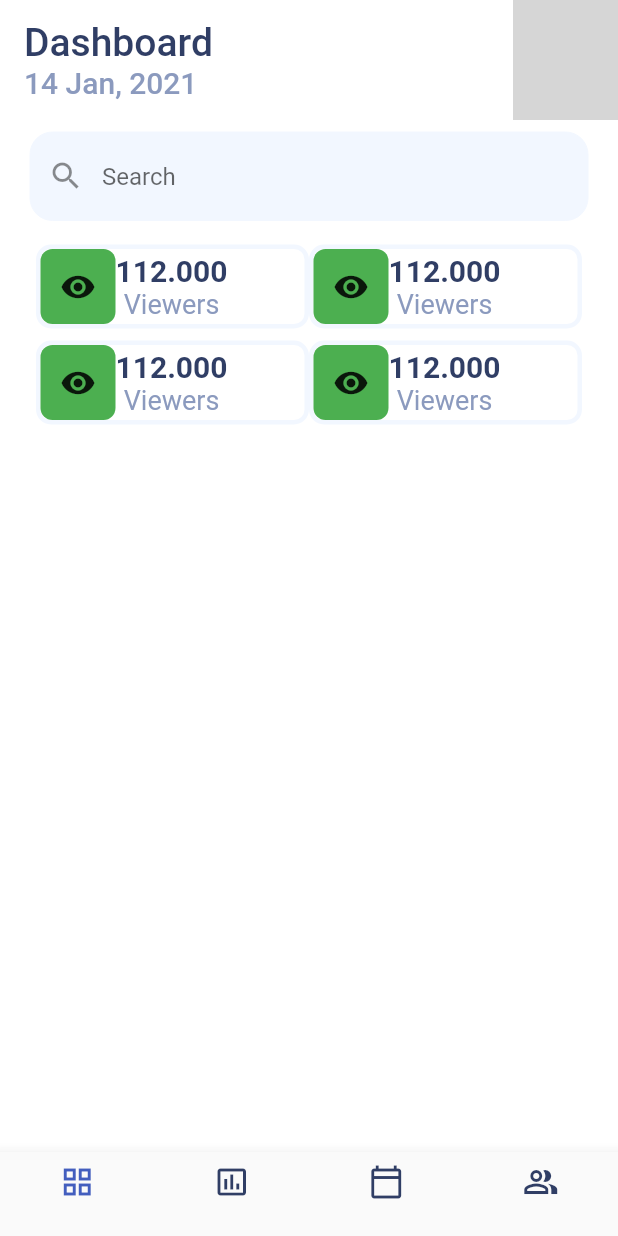
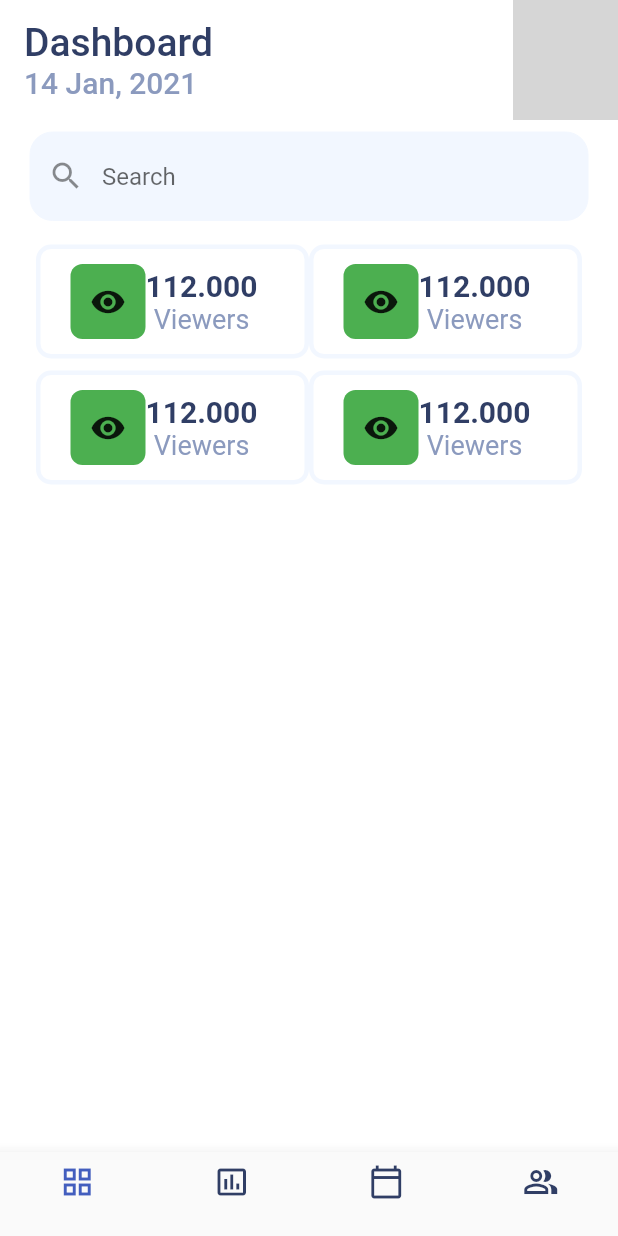
Before and after one commit to Satochaaan/social_media_manage, a Flutter app: the screen it shows after launch, on a phone screen of 412 x 824 dp. Run offline on Flutter 3.47's test engine with Material 2 defaults, Android fonts, the phone set to English and light mode, and no system bars; network calls fail; grey boxes are pictures that could not be loaded.

Commit message:
padding追加

```diff
--- a/lib/main.dart
+++ b/lib/main.dart
@@ -208,6 +208,10 @@ class TableItem extends StatelessWidget {
   @override
   Widget build(BuildContext context) {
     return Container(
+      padding: EdgeInsets.symmetric(
+        vertical: 10,
+        horizontal: 20,
+      ),
       decoration: BoxDecoration(
         border: Border.all(
           color: kColorSearchField,
```
